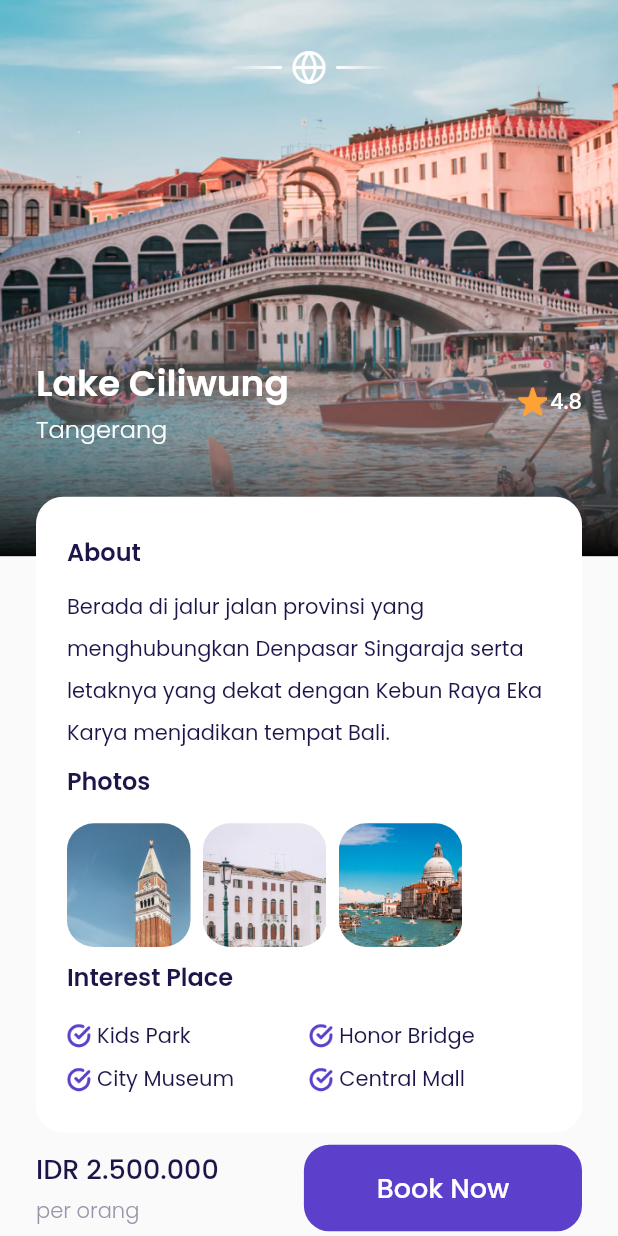
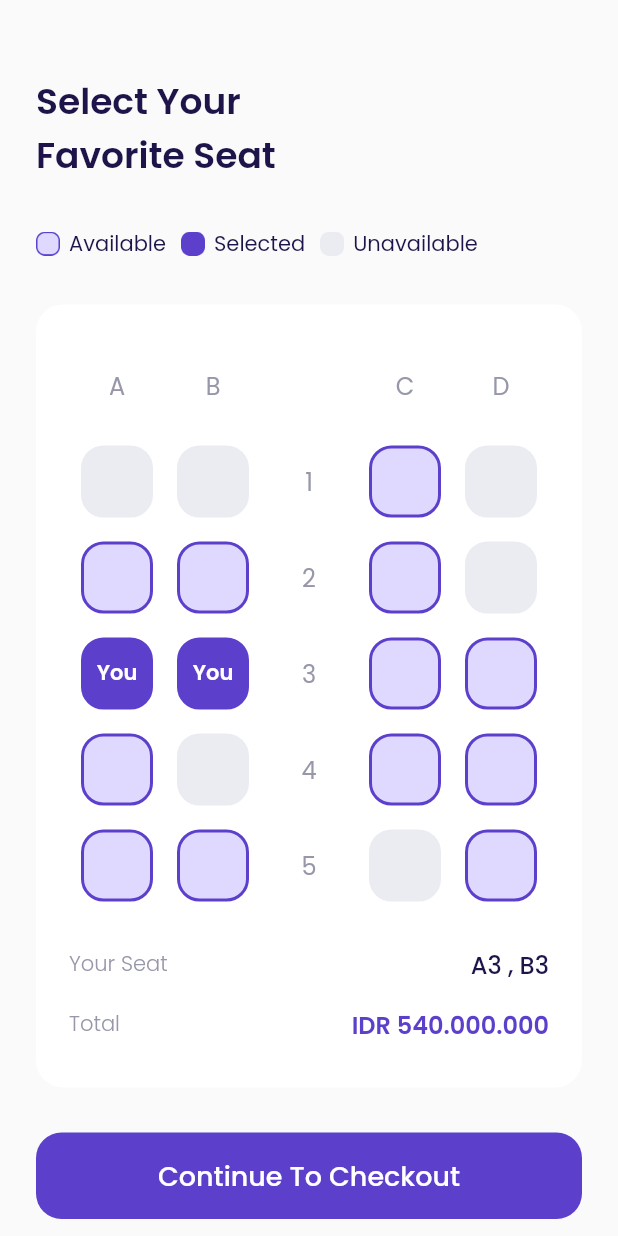
Before and after one commit to PwS/ticket_reservation, a Flutter app: the DetailPage screen opened directly, after a tap on "Book Now", on a phone screen of 412 x 824 dp. Run offline on Flutter 3.47's test engine with Material 2 defaults, Android fonts, the phone set to English and light mode, and no system bars; our stand-ins replace google_fonts.

Commit message:
Add UI Static Choose Seat Page

```diff
--- /dev/null
+++ b/lib/ui/custom_widgets/custom_seat_item.dart
@@ -0,0 +1,64 @@
+import 'package:flutter/material.dart';
+import 'package:ticket_reservation/utils/theme/theme.dart';
+
+class CustomSeatItem extends StatelessWidget {
+  /// 1 : Available
+  /// 2 : Selected
+  /// 3 : Unavailable
+  final int status;
+
+  const CustomSeatItem({Key? key, required this.status}) : super(key: key);
+
+  @override
+  Widget build(BuildContext context) {
+    Color backgroundColor() {
+      switch (status) {
+        case 0:
+          return kAvailableColor;
+        case 1:
+          return kPrimaryColor;
+        case 2:
+          return kUnAvailableColor;
+        default:
+          return kUnAvailableColor;
+      }
+    }
+
+    Color borderColor() {
+      switch (status) {
+        case 0:
+          return kPrimaryColor;
+        case 1:
+          return kPrimaryColor;
+        case 2:
+          return kUnAvailableColor;
+        default:
+          return kUnAvailableColor;
+      }
+    }
+
+    Widget child() {
+      switch (status) {
+        case 0:
+          return SizedBox();
+        case 1:
+          return Center(
+              child: Text('You',
+                  style: txtWhiteTextStyle.copyWith(fontWeight: semiBold)));
+        case 2:
+          return SizedBox();
+        default:
+          return SizedBox();
+      }
+    }
+
+    return Container(
+        width: 48,
+        height: 48,
+        decoration: BoxDecoration(
+            color: backgroundColor(),
+            border: Border.all(color: borderColor(),width: 2),
+            borderRadius: BorderRadius.circular(15)),
+        child: child());
+  }
+}
--- /dev/null
+++ b/lib/ui/pages/checkout_page.dart
@@ -0,0 +1,21 @@
+import 'package:flutter/material.dart';
+import 'package:ticket_reservation/utils/theme/theme.dart';
+
+class CheckoutPage extends StatelessWidget {
+  const CheckoutPage({Key? key}) : super(key: key);
+
+  @override
+  Widget build(BuildContext context) {
+    Widget headerRoute() {
+      return Container();
+    }
+
+    return Scaffold(
+      backgroundColor: kBackgroundColor,
+      body: ListView(
+        padding: EdgeInsets.symmetric(horizontal: defaultMargin),
+        children: [headerRoute()],
+      ),
+    );
+  }
+}
--- /dev/null
+++ b/lib/ui/pages/choose_seat_page.dart
@@ -0,0 +1,326 @@
+import 'package:flutter/material.dart';
+import 'package:ticket_reservation/ui/custom_widgets/custom_seat_item.dart';
+import 'package:ticket_reservation/ui/custom_widgets/custom_widgets.dart';
+import 'package:ticket_reservation/ui/pages/checkout_page.dart';
+import 'package:ticket_reservation/utils/theme/theme.dart';
+
+class ChooseSeatPage extends StatelessWidget {
+  const ChooseSeatPage({Key? key}) : super(key: key);
+
+  @override
+  Widget build(BuildContext context) {
+    Widget title() {
+      return Container(
+        margin: EdgeInsets.only(top: 50),
+        child: Text('Select Your \nFavorite Seat',
+            style:
+                txtBlackTextStyle.copyWith(fontSize: 24, fontWeight: semiBold)),
+      );
+    }
+
+    Widget seatStatus() {
+      return Container(
+        margin: EdgeInsets.only(top: 30),
+        child: Row(
+          children: [
+            ///NOTE : Available
+            Container(
+              width: 16,
+              height: 16,
+              margin: EdgeInsets.only(right: 6),
+              decoration: BoxDecoration(
+                  image: DecorationImage(
+                      image: AssetImage('assets/icons/icon_available.png'))),
+            ),
+            Text(
+              'Available',
+              style: txtBlackTextStyle,
+            ),
+
+            ///NOTE : Selected
+            Container(
+              width: 16,
+              height: 16,
+              margin: EdgeInsets.only(left: 10, right: 6),
+              decoration: BoxDecoration(
+                  image: DecorationImage(
+                      image: AssetImage('assets/icons/icon_selected.png'))),
+            ),
+            Text(
+              'Selected',
+              style: txtBlackTextStyle,
+            ),
+
+            ///NOTE : Unavailable
+            Container(
+              width: 16,
+              height: 16,
+              margin: EdgeInsets.only(left: 10, right: 6),
+              decoration: BoxDecoration(
+                  image: DecorationImage(
+                      image: AssetImage('assets/icons/icon_unavailable.png'))),
+            ),
+            Text(
+              'Unavailable',
+              style: txtBlackTextStyle,
+            )
+          ],
+        ),
+      );
+    }
+
+    Widget selectedSeat() {
+      return Container(
+        width: double.infinity,
+        margin: EdgeInsets.only(top: 30),
+        padding: EdgeInsets.symmetric(horizontal: 22, vertical: 30),
+        decoration: BoxDecoration(
+            borderRadius: BorderRadius.circular(18), color: kWhiteColor),
+        child: Column(
+          children: [
+            ///Note : Seat Indicator
+            Row(
+              mainAxisAlignment: MainAxisAlignment.spaceAround,
+              children: [
+                Container(
+                  height: 48,
+                  width: 48,
+                  child: Center(
+                      child: Text('A',
+                          style: txtGreyTextStyle.copyWith(fontSize: 16))),
+                ),
+                Container(
+                  height: 48,
+                  width: 48,
+                  child: Center(
+                      child: Text('B',
+                          style: txtGreyTextStyle.copyWith(fontSize: 16))),
+                ),
+                Container(
+                  height: 48,
+                  width: 48,
+                  child: Center(
+                      child: Text('',
+                          style: txtGreyTextStyle.copyWith(fontSize: 16))),
+                ),
+                Container(
+                  height: 48,
+                  width: 48,
+                  child: Center(
+                      child: Text('C',
+                          style: txtGreyTextStyle.copyWith(fontSize: 16))),
+                ),
+                Container(
+                  height: 48,
+                  width: 48,
+                  child: Center(
+                      child: Text('D',
+                          style: txtGreyTextStyle.copyWith(fontSize: 16))),
+                ),
+              ],
+            ),
+
+            ///Note : Seat 1
+            Container(
+              margin: EdgeInsets.only(top: 16),
+              child: Row(
+                mainAxisAlignment: MainAxisAlignment.spaceAround,
+                children: [
+                  CustomSeatItem(
+                    status: 2,
+                  ),
+                  CustomSeatItem(
+                    status: 2,
+                  ),
+                  Container(
+                    width: 48,
+                    height: 48,
+                    child: Center(
+                        child: Text('1',
+                            style: txtGreyTextStyle.copyWith(fontSize: 16))),
+                  ),
+                  CustomSeatItem(
+                    status: 0,
+                  ),
+                  CustomSeatItem(
+                    status: 2,
+                  ),
+                ],
+              ),
+            ),
+
+            ///Note : Seat 2
+            Container(
+              margin: EdgeInsets.only(top: 16),
+              child: Row(
+                mainAxisAlignment: MainAxisAlignment.spaceAround,
+                children: [
+                  CustomSeatItem(
+                    status: 0,
+                  ),
+                  CustomSeatItem(
+                    status: 0,
+                  ),
+                  Container(
+                    width: 48,
+                    height: 48,
+                    child: Center(
+                        child: Text('2',
+                            style: txtGreyTextStyle.copyWith(fontSize: 16))),
+                  ),
+                  CustomSeatItem(
+                    status: 0,
+                  ),
+                  CustomSeatItem(
+                    status: 2,
+                  ),
+                ],
+              ),
+            ),
+
+            ///Note : Seat 3
+            Container(
+              margin: EdgeInsets.only(top: 16),
+              child: Row(
+                mainAxisAlignment: MainAxisAlignment.spaceAround,
+                children: [
+                  CustomSeatItem(
+                    status: 1,
+                  ),
+                  CustomSeatItem(
+                    status: 1,
+                  ),
+                  Container(
+                    width: 48,
+                    height: 48,
+                    child: Center(
+                        child: Text('3',
+                            style: txtGreyTextStyle.copyWith(fontSize: 16))),
+                  ),
+                  CustomSeatItem(
+                    status: 0,
+                  ),
+                  CustomSeatItem(
+                    status: 0,
+                  ),
+                ],
+              ),
+            ),
+
+            ///Note : Seat 4
+            Container(
+              margin: EdgeInsets.only(top: 16),
+              child: Row(
+                mainAxisAlignment: MainAxisAlignment.spaceAround,
+                children: [
+                  CustomSeatItem(
+                    status: 0,
+                  ),
+                  CustomSeatItem(
+                    status: 2,
+                  ),
+                  Container(
+                    width: 48,
+                    height: 48,
+                    child: Center(
+                        child: Text('4',
+                            style: txtGreyTextStyle.copyWith(fontSize: 16))),
+                  ),
+                  CustomSeatItem(
+                    status: 0,
+                  ),
+                  CustomSeatItem(
+                    status: 0,
+                  ),
+                ],
+              ),
+            ),
+
+            ///Note : Seat 5
+            Container(
+              margin: EdgeInsets.only(top: 16),
+              child: Row(
+                mainAxisAlignment: MainAxisAlignment.spaceAround,
+                children: [
+                  CustomSeatItem(
+                    status: 0,
+                  ),
+                  CustomSeatItem(
+                    status: 0,
+                  ),
+                  Container(
+                    width: 48,
+                    height: 48,
+                    child: Center(
+                        child: Text('5',
+                            style: txtGreyTextStyle.copyWith(fontSize: 16))),
+                  ),
+                  CustomSeatItem(
+                    status: 2,
+                  ),
+                  CustomSeatItem(
+                    status: 0,
+                  ),
+                ],
+              ),
+            ),
+
+            ///Note : Selected Seat
+            Container(
+              margin: EdgeInsets.only(top: 30),
+              child: Row(
+                mainAxisAlignment: MainAxisAlignment.spaceBetween,
+                children: [
+                  Text(
+                    'Your Seat',
+                    style: txtGreyTextStyle.copyWith(fontWeight: light),
+                  ),
+                  Text(
+                    'A3 , B3',
+                    style: txtBlackTextStyle.copyWith(
+                        fontSize: 16, fontWeight: medium),
+                  )
+                ],
+              ),
+            ),
+
+            ///Note : Total Price
+            Container(
+              margin: EdgeInsets.only(top: 16),
+              child: Row(
+                mainAxisAlignment: MainAxisAlignment.spaceBetween,
+                children: [
+                  Text(
+                    'Total',
+                    style: txtGreyTextStyle.copyWith(fontWeight: light),
+                  ),
+                  Text(
+                    'IDR 540.000.000',
+                    style: txtPurpleTextStyle.copyWith(
+                        fontSize: 16, fontWeight: semiBold),
+                  )
+                ],
+              ),
+            ),
+          ],
+        ),
+      );
+    }
+
+    Widget checkoutButton() {
+      return CustomButton(
+          margin: EdgeInsets.only(top: 30, bottom: 46),
+          textButton: 'Continue To Checkout',
+          onPressed: () => Navigator.push(context,
+              MaterialPageRoute(builder: (context) => CheckoutPage())));
+    }
+
+    return Scaffold(
+      backgroundColor: kBackgroundColor,
+      body: ListView(
+        padding: EdgeInsets.symmetric(horizontal: 24),
+        children: [title(), seatStatus(), selectedSeat(), checkoutButton()],
+      ),
+    );
+  }
+}
--- a/lib/ui/pages/detail_page.dart
+++ b/lib/ui/pages/detail_page.dart
@@ -1,5 +1,6 @@
 import 'package:flutter/material.dart';
 import 'package:ticket_reservation/ui/custom_widgets/custom_widgets.dart';
+import 'package:ticket_reservation/ui/pages/choose_seat_page.dart';
 import 'package:ticket_reservation/utils/theme/theme.dart';
 import 'package:ticket_reservation/utils/utils.dart';
 
@@ -222,7 +223,12 @@ class DetailPage extends StatelessWidget {
                     CustomButton(
                         textButton: 'Book Now',
                         width: _sizeScreen.wp(45),
-                        onPressed: () {})
+                        onPressed: () {
+                          Navigator.push(
+                              context,
+                              MaterialPageRoute(
+                                  builder: (context) => ChooseSeatPage()));
+                        })
                   ],
                 ),
               )
--- a/lib/utils/theme/constant_colors.dart
+++ b/lib/utils/theme/constant_colors.dart
@@ -9,3 +9,5 @@ Color kRedColor = Color(0xffEB70A5);
 Color kBackgroundColor = Color(0xffFAFAFA);
 Color kTextColor = Color(0xffDBD7EC);
 Color kTransparentColor = Colors.transparent;
+Color kUnAvailableColor = Color(0xFFEBECF1);
+Color kAvailableColor = Color(0xFFE0D9FF);
```
